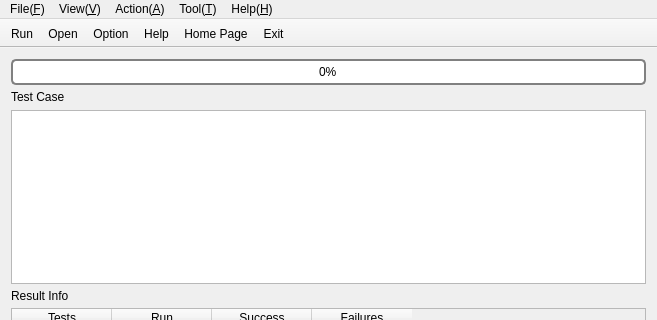
This is mainwindow.ui in zshalex/qTestGUI as Qt 5 draws it before an edit; both pictures show x 0 to 657 and y 0 to 320 of the 657 by 510 pixel window. The edited form follows.
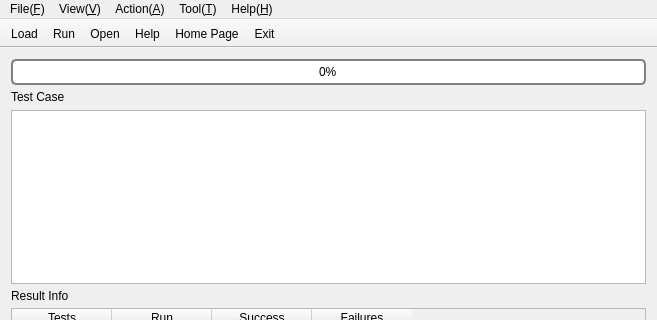
This is the edited form. Icons and pictures are not drawn.

Patch:
```diff
--- a/mainwindow.ui
+++ b/mainwindow.ui
@@ -239,9 +239,9 @@
    <attribute name="toolBarBreak">
     <bool>false</bool>
    </attribute>
+   <addaction name="actionLoadFunction"/>
    <addaction name="actionRun"/>
    <addaction name="actionOpen"/>
-   <addaction name="actionOption"/>
    <addaction name="actionHelp"/>
    <addaction name="actionHome"/>
    <addaction name="actionExit"/>
@@ -487,10 +487,10 @@
   </action>
   <action name="actionLoadFunction">
    <property name="text">
-    <string>Load Function(&amp;F)</string>
+    <string>Load(&amp;L)</string>
    </property>
    <property name="iconText">
-    <string>Load Function</string>
+    <string>Load</string>
    </property>
    <property name="toolTip">
     <string>Load Function</string>
```
Left out of the diff: 10 changed lines with no effect on the pictures.
